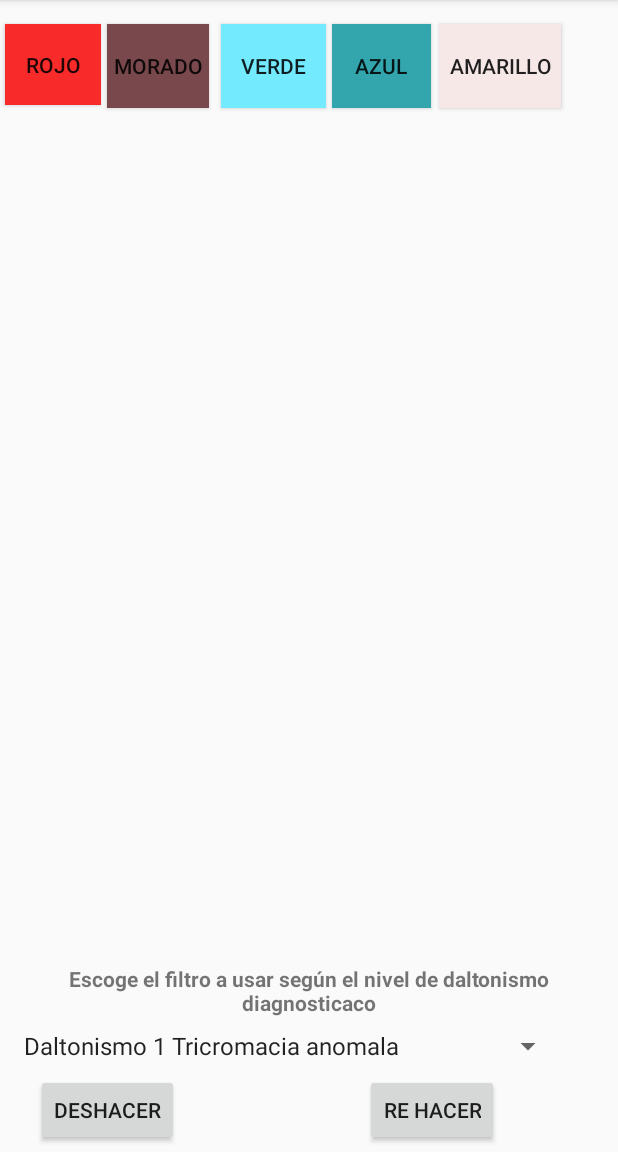
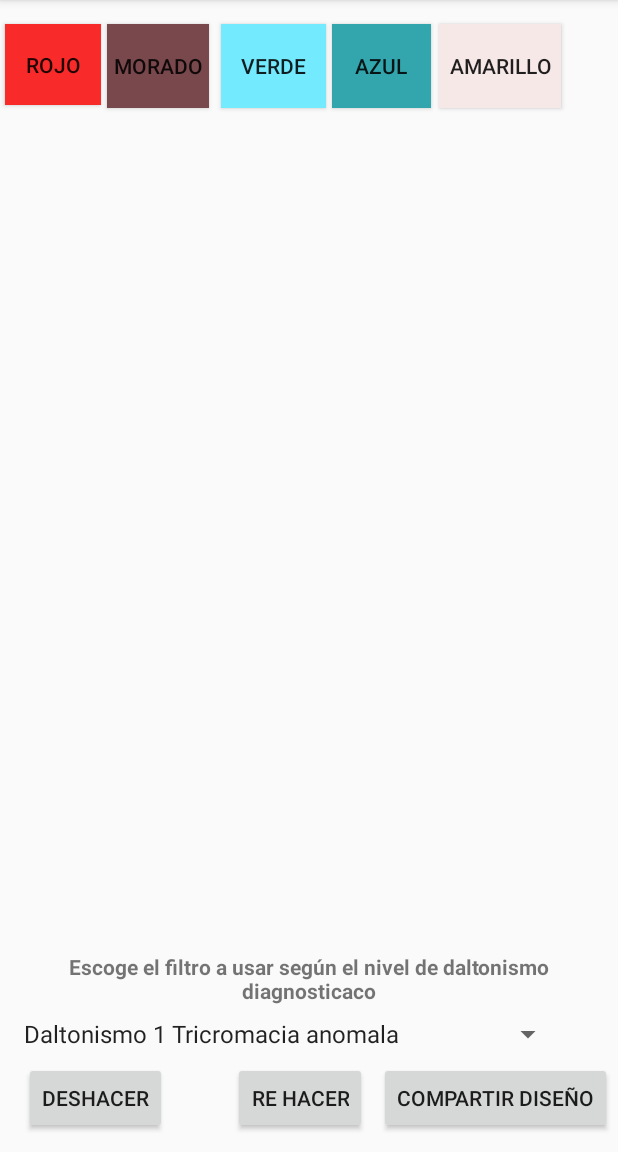
Before and after one commit to proyectos-savsolutions/daltoDesigner, an Android app: the frgAreaDibujo screen opened through its navigation route, on a phone screen of 412 x 824 dp, the part 84-1236 px from its top. Run offline under Robolectric (Android 15) with nearby library versions, the phone set to English and light mode, and no system bars.

Commit message:
Implementación del método para compartir el diseño por medio del correo electrónico

```diff
--- a/app/src/main/res/layout/fragment_frg_area_dibujo.xml
+++ b/app/src/main/res/layout/fragment_frg_area_dibujo.xml
@@ -85,15 +85,15 @@
         android:id="@+id/btnRehacer"
         android:layout_width="wrap_content"
         android:layout_height="wrap_content"
-        android:layout_marginStart="88dp"
-        android:layout_marginLeft="88dp"
+        android:layout_marginStart="40dp"
+        android:layout_marginLeft="40dp"
         android:layout_marginEnd="8dp"
         android:layout_marginRight="8dp"
-        android:layout_marginBottom="4dp"
+        android:layout_marginBottom="12dp"
         android:text="@string/btnReHacer"
         app:layout_constraintBottom_toBottomOf="parent"
-        app:layout_constraintEnd_toEndOf="parent"
-        app:layout_constraintHorizontal_bias="0.333"
+        app:layout_constraintEnd_toStartOf="@+id/btnCompartir"
+        app:layout_constraintHorizontal_bias="1.0"
         app:layout_constraintStart_toEndOf="@+id/btnLimpiarAreaDibujo" />
 
     <co.savsolutions.daltodesigner.CanvasView
@@ -133,9 +133,9 @@
         android:id="@+id/btnLimpiarAreaDibujo"
         android:layout_width="wrap_content"
         android:layout_height="wrap_content"
-        android:layout_marginStart="24dp"
-        android:layout_marginLeft="24dp"
-        android:layout_marginBottom="4dp"
+        android:layout_marginStart="16dp"
+        android:layout_marginLeft="16dp"
+        android:layout_marginBottom="12dp"
         android:text="@string/btnDeshacer"
         app:layout_constraintBottom_toBottomOf="parent"
         app:layout_constraintStart_toStartOf="parent" />
@@ -153,4 +153,15 @@
         app:layout_constraintHorizontal_bias="0.0"
         app:layout_constraintStart_toStartOf="parent" />
 
+    <Button
+        android:id="@+id/btnCompartir"
+        android:layout_width="wrap_content"
+        android:layout_height="wrap_content"
+        android:layout_marginEnd="4dp"
+        android:layout_marginRight="4dp"
+        android:layout_marginBottom="12dp"
+        android:text="@string/txtCompartirDiseno"
+        app:layout_constraintBottom_toBottomOf="parent"
+        app:layout_constraintEnd_toEndOf="parent" />
+
 </android.support.constraint.ConstraintLayout>
--- a/app/src/main/res/layout/main_fragment.xml
+++ b/app/src/main/res/layout/main_fragment.xml
@@ -30,7 +30,7 @@
         android:layout_marginBottom="8dp"
         android:background="@android:drawable/ic_menu_edit"
         android:text="@string/btnNuevoDiseno"
-        android:textColor="@android:color/background_dark"
+        android:textColor="@android:color/holo_red_dark"
         android:textStyle="bold|italic"
         app:fontFamily="@font/aclonica"
         app:layout_constraintBottom_toBottomOf="parent"
```
Also changed, not shown: app/src/main/java/co/savsolutions/daltodesigner/frgAreaDibujo.kt (+43 -2 lines).
